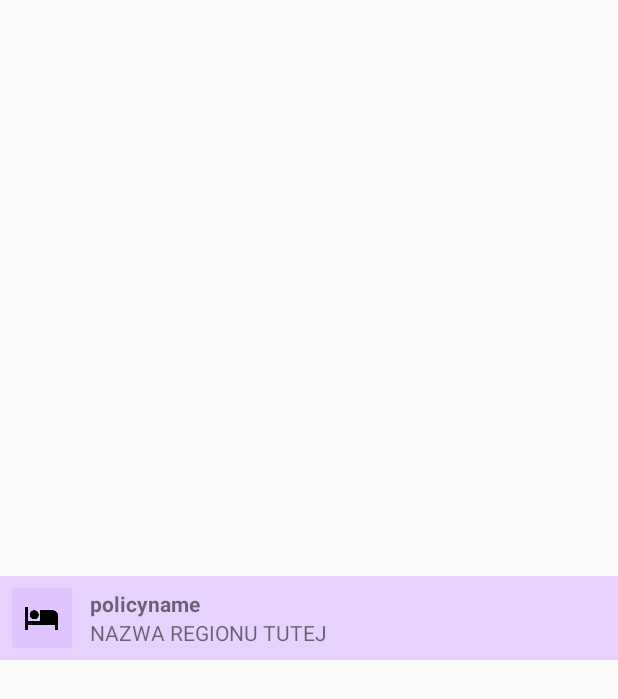
After one commit to przemek-jablonski/android-gps-location-controller, an Android app: the layout item_recycler_region_icon.xml on its own in the app's theme, with its tools: preview values and no code run, on a phone screen of 412 x 824 dp. The commit adds this screen. Shown: the top 699 px of the screen. Run offline under Robolectric (Android 15) with nearby library versions, the phone set to English and light mode, and no system bars.

Commit message:
region adapter and mock models, snappable bottom quickview, mock data, little design stuff

```diff
--- a/app/src/main/AndroidManifest.xml
+++ b/app/src/main/AndroidManifest.xml
@@ -17,7 +17,7 @@
         android:theme="@style/AppTheme">
 
         <activity
-            android:name=".MainActivity"
+            android:name=".activities.MainActivity"
             android:label="@string/app_name"
             android:theme="@style/AppTheme.NoActionBar">
             <intent-filter>
--- a/app/src/main/java/com/android/szparag/gpslocationcontroller/MainActivity.java
+++ b/app/src/main/java/com/android/szparag/gpslocationcontroller/activities/MainActivity.java
@@ -1,4 +1,4 @@
-package com.android.szparag.gpslocationcontroller;
+package com.android.szparag.gpslocationcontroller.activities;
 
 import android.os.Bundle;
 import android.support.design.widget.AppBarLayout;
@@ -8,6 +8,7 @@ import android.support.v7.app.AppCompatActivity;
 import android.support.v7.widget.Toolbar;
 import android.view.View;
 
+import com.android.szparag.gpslocationcontroller.R;
 import com.github.rubensousa.floatingtoolbar.FloatingToolbar;
 import com.google.android.gms.maps.GoogleMap;
 import com.google.android.gms.maps.MapFragment;
--- a/app/src/main/res/layout/activity_main.xml
+++ b/app/src/main/res/layout/activity_main.xml
@@ -6,7 +6,7 @@
     android:layout_width="match_parent"
     android:layout_height="match_parent"
     android:fitsSystemWindows="true"
-    tools:context="com.android.szparag.gpslocationcontroller.MainActivity">
+    tools:context="com.android.szparag.gpslocationcontroller.activities.MainActivity">
 
     <android.support.design.widget.AppBarLayout
         android:id="@+id/activity_main_appbar_layout"
--- a/app/src/main/res/layout/content_main_map.xml
+++ b/app/src/main/res/layout/content_main_map.xml
@@ -2,7 +2,7 @@
 <fragment xmlns:android="http://schemas.android.com/apk/res/android"
     xmlns:app="http://schemas.android.com/apk/res-auto"
     xmlns:tools="http://schemas.android.com/tools"
-    android:name="com.android.szparag.gpslocationcontroller.MainMapFragment"
+    android:name="com.android.szparag.gpslocationcontroller.views.MainMapFragment"
     android:id="@+id/content_main_map_id"
     android:layout_width="match_parent"
     android:layout_height="match_parent"
--- /dev/null
+++ b/app/src/main/res/layout/item_recycler_region_icon.xml
@@ -0,0 +1,53 @@
+<?xml version="1.0" encoding="utf-8"?>
+<LinearLayout
+    xmlns:android="http://schemas.android.com/apk/res/android"
+    android:orientation="horizontal"
+    android:padding="8dp"
+    android:background="@color/app_triadic_purple_lighter_alpha"
+    android:layout_width="match_parent"
+    android:layout_height="wrap_content"
+    android:layout_gravity="center"
+    android:gravity="center">
+
+    <ImageView
+        android:id="@+id/item_recycler_region_imageview"
+        android:padding="8dp"
+        android:background="@color/app_triadic_purple_lighter_alpha"
+        android:layout_width="wrap_content"
+        android:layout_height="wrap_content"
+        android:src="@drawable/ic_hotel_black_24dp"
+        android:layout_gravity="center" />
+
+    <LinearLayout
+        android:layout_width="match_parent"
+        android:layout_height="wrap_content"
+        android:paddingStart="12dp"
+        android:orientation="vertical">
+
+        <TextView
+            android:id="@+id/item_recycler_region_policy"
+            android:layout_width="match_parent"
+            android:layout_height="0dp"
+            android:layout_weight="1"
+            android:text="policyname"
+            android:lines="1"
+            android:ellipsize="end"
+
+            android:textStyle="bold"/>
+
+        <TextView
+            android:id="@+id/item_recycler_region_name"
+            android:layout_width="match_parent"
+            android:layout_height="0dp"
+            android:layout_weight="1"
+            android:text="nazwa regionu tutej"
+            android:lines="1"
+            android:textAllCaps="true"
+            android:ellipsize="end"
+            />
+
+
+
+    </LinearLayout>
+
+</LinearLayout>
--- a/app/src/main/res/menu/menu_quick_actions.xml
+++ b/app/src/main/res/menu/menu_quick_actions.xml
@@ -1,7 +1,7 @@
 <menu xmlns:android="http://schemas.android.com/apk/res/android"
     xmlns:app="http://schemas.android.com/apk/res-auto"
     xmlns:tools="http://schemas.android.com/tools"
-    tools:context="com.android.szparag.gpslocationcontroller.MainActivity">
+    tools:context="com.android.szparag.gpslocationcontroller.activities.MainActivity">
     <item
         android:id="@+id/action_region_new"
         android:icon="@drawable/ic_add_black_24dp"
```
Also changed, not shown: app/build.gradle (+18 -3 lines), app/src/main/java/com/android/szparag/gpslocationcontroller/adapters/BaseRecyclerViewAdapter.java (added, +69 -0 lines), app/src/main/java/com/android/szparag/gpslocationcontroller/adapters/RecyclerOnPosClickListener.java (added, +12 -0 lines), app/src/main/java/com/android/szparag/gpslocationcontroller/adapters/RegionRecyclerViewAdapter.java (added, +75 -0 lines), app/src/main/java/com/android/szparag/gpslocationcontroller/backend/models/Policy.java (added, +18 -0 lines), app/src/main/java/com/android/szparag/gpslocationcontroller/backend/models/Region.java (added, +44 -0 lines), app/src/main/java/com/android/szparag/gpslocationcontroller/views/MainMapFragment.java (renamed from app/src/main/java/com/android/szparag/gpslocationcontroller/MainMapFragment.java, +45 -13 lines), app/src/main/res/layout/fragment_main_map.xml (+10 -4 lines).
